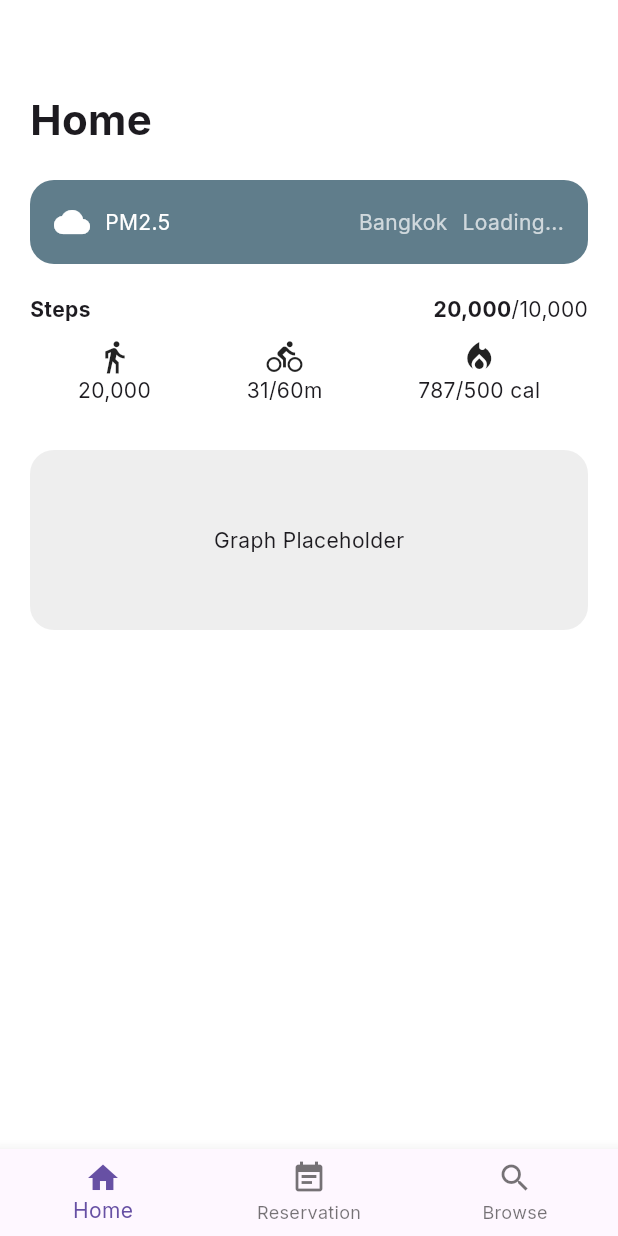
After one commit to PorameePiyapun/ITDS283_Sec2_Group15, a Flutter app: the HomeScreen screen opened by its route, on a phone screen of 412 x 824 dp. The commit adds this screen. Run offline on Flutter 3.47's test engine with Material 3 defaults, Android fonts, the phone set to English and light mode, and no system bars; network calls fail.

Commit message:
Add files via upload

```diff
--- /dev/null
+++ b/lib/screens/homescreen.dart
@@ -0,0 +1,120 @@
+import 'package:flutter/material.dart';
+import 'package:http/http.dart' as http;
+import 'dart:convert';
+
+class HomeScreen extends StatefulWidget {
+  @override
+  _HomeScreenState createState() => _HomeScreenState();
+}
+
+class _HomeScreenState extends State<HomeScreen> {
+  String pm25 = 'Loading...';
+
+  @override
+  void initState() {
+    super.initState();
+    fetchPM25Data();
+  }
+
+  Future<void> fetchPM25Data() async {
+    final response = await http.get(Uri.parse(
+        'https://api.waqi.info/feed/bangkok/?token=66161b4b652e008cce7d3837cbe8a3b6bda709d2'));
+
+    if (response.statusCode == 200) {
+      final data = json.decode(response.body);
+      setState(() {
+        pm25 = data['data']['iaqi']['pm25']['v'].toString();
+      });
+    } else {
+      setState(() {
+        pm25 = 'Error fetching data';
+      });
+    }
+  }
+
+  @override
+  Widget build(BuildContext context) {
+    return Scaffold(
+      bottomNavigationBar: BottomNavigationBar(
+        currentIndex: 0,
+        onTap: (index) {
+          if (index == 1) {
+            Navigator.pushNamed(context, '/reservation');
+          } else if (index == 2) {
+            Navigator.pushNamed(context, '/browse');
+          }
+        },
+        items: const [
+          BottomNavigationBarItem(icon: Icon(Icons.home), label: "Home"),
+          BottomNavigationBarItem(icon: Icon(Icons.event_note), label: "Reservation"),
+          BottomNavigationBarItem(icon: Icon(Icons.search), label: "Browse"),
+        ],
+      ),
+      body: SafeArea(
+        child: Padding(
+          padding: const EdgeInsets.all(20),
+          child: Column(
+            crossAxisAlignment: CrossAxisAlignment.start,
+            children: [
+              const SizedBox(height: 40),
+
+              const Text(
+                "Home",
+                style: TextStyle(fontSize: 28, fontWeight: FontWeight.bold),
+              ),
+              const SizedBox(height: 20),
+
+              // PM2.5 Section
+              Container(
+                padding: const EdgeInsets.all(16),
+                decoration: BoxDecoration(
+                  color: Colors.blueGrey,
+                  borderRadius: BorderRadius.circular(16),
+                ),
+                child: Row(
+                  children: [
+                    Icon(Icons.cloud, color: Colors.white),
+                    SizedBox(width: 10),
+                    Text("PM2.5", style: TextStyle(color: Colors.white)),
+                    Spacer(),
+                    Text("Bangkok", style: TextStyle(color: Colors.white70)),
+                    SizedBox(width: 10),
+                    Text(pm25, style: TextStyle(color: Colors.white70)),
+                  ],
+                ),
+              ),
+              const SizedBox(height: 20),
+
+              Row(
+                children: const [
+                  Text("Steps", style: TextStyle(fontWeight: FontWeight.bold)),
+                  Spacer(),
+                  Text("20,000", style: TextStyle(fontWeight: FontWeight.bold)),
+                  Text("/10,000"),
+                ],
+              ),
+              const SizedBox(height: 10),
+              Row(
+                mainAxisAlignment: MainAxisAlignment.spaceAround,
+                children: const [
+                  Column(children: [Icon(Icons.directions_walk), Text("20,000")]),
+                  Column(children: [Icon(Icons.directions_bike), Text("31/60m")]),
+                  Column(children: [Icon(Icons.local_fire_department), Text("787/500 cal")]),
+                ],
+              ),
+              const SizedBox(height: 30),
+              Container(
+                height: 120,
+                decoration: BoxDecoration(
+                  color: Colors.grey[200],
+                  borderRadius: BorderRadius.circular(16),
+                ),
+                child: const Center(child: Text("Graph Placeholder")),
+              ),
+            ],
+          ),
+        ),
+      ),
+    );
+  }
+}
--- a/pubspec.yaml
+++ b/pubspec.yaml
@@ -8,6 +8,8 @@ environment:
 dependencies:
   flutter:
     sdk: flutter
+  intl: ^0.18.1
+  http: ^0.13.3
 
 dev_dependencies:
   flutter_test:
```
Also changed, not shown: lib/main.dart (+14 -14 lines), lib/screens/browse.dart (added, +104 -0 lines), lib/screens/medicationsscreen.dart (added, +183 -0 lines), lib/screens/setting/account.dart (+19 -20 lines), lib/screens/setting/contactus.dart (+70 -33 lines), lib/screens/setting/noti.dart (+1 -27 lines), lib/screens/setting/setting.dart (+62 -11 lines), lib/screens/reservationscreen.dart (added).
